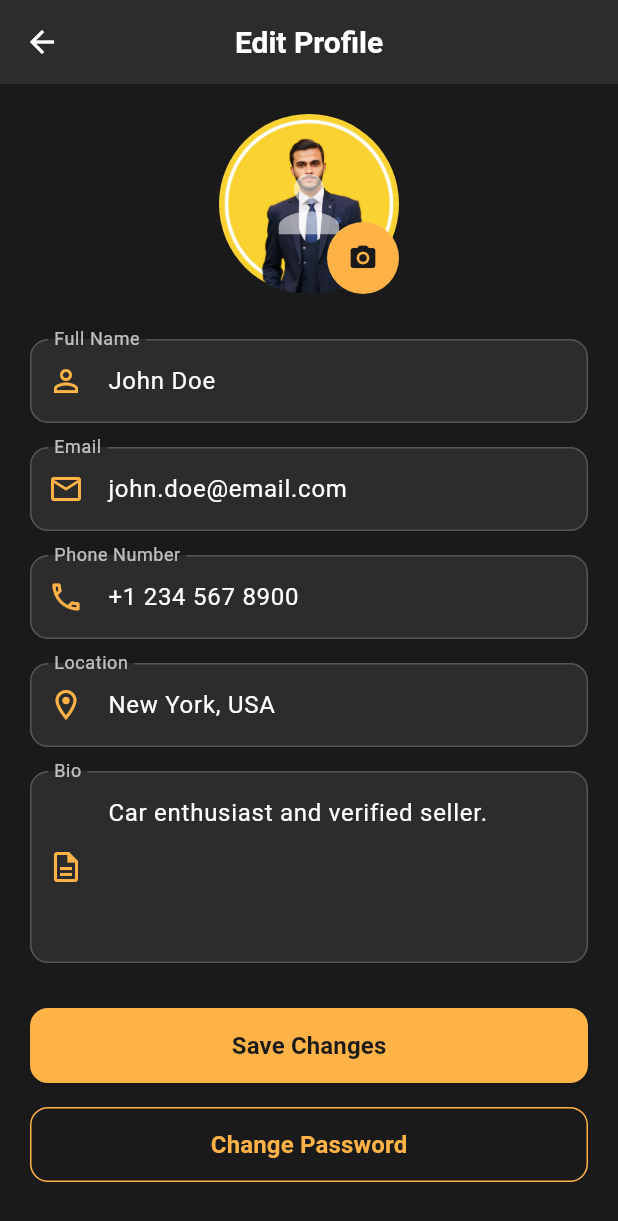
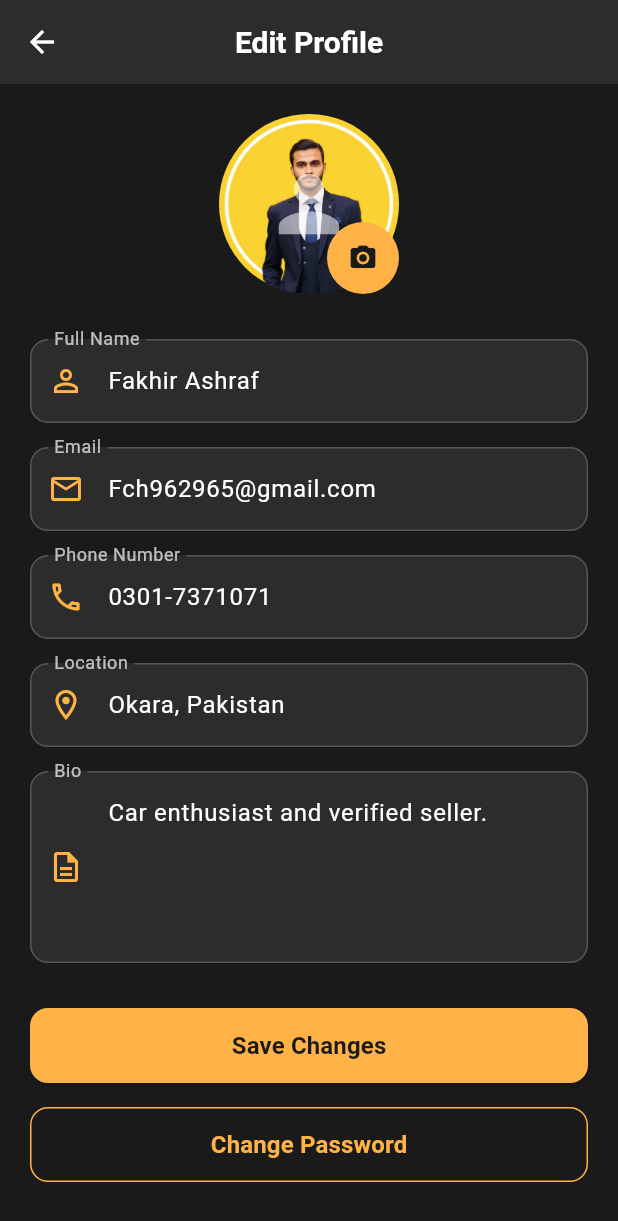
Before and after one commit to FakharCh24/autohub, a Flutter app: the EditProfilePage screen opened directly, on a phone screen of 412 x 824 dp. Shown: the top 1221 px of the screen. Run offline on Flutter 3.47's test engine with Material 3 defaults, Android fonts, the phone set to English and light mode, and no system bars; our stand-ins replace image_picker, pin_code_fields, shared_preferences, sqflite; accounts and stored records are empty.

Commit message:
Update user details and clean up commented code in various screens

```diff
--- a/lib/screens/chat/chatpage.dart
+++ b/lib/screens/chat/chatpage.dart
@@ -473,7 +473,6 @@ class _ChatPageState extends State<ChatPage> {
                 child: IconButton(
                   onPressed: () {
                     if (_messageController.text.isNotEmpty) {
-                      // Send message logic here
                       _messageController.clear();
                     }
                   },
--- a/lib/screens/home/browse/comparison_results_screen.dart
+++ b/lib/screens/home/browse/comparison_results_screen.dart
@@ -12,7 +12,6 @@ class ComparisonResultsScreen extends StatefulWidget {
 }
 
 class _ComparisonResultsScreenState extends State<ComparisonResultsScreen> {
-  // Simplified comparison categories
   final List<Map<String, dynamic>> _comparisonCategories = [
     {
       'title': 'Basic Information',
@@ -64,12 +63,10 @@ class _ComparisonResultsScreenState extends State<ComparisonResultsScreen> {
           ? _buildInsufficientCarsMessage()
           : Column(
               children: [
-                // Car Headers
                 _buildCarHeaders(),
 
                 const Divider(thickness: 1, color: Color(0xFF2C2C2C)),
 
-                // Comparison Table
                 Expanded(
                   child: SingleChildScrollView(
                     child: Column(
@@ -89,7 +86,6 @@ class _ComparisonResultsScreenState extends State<ComparisonResultsScreen> {
       height: 220,
       child: Row(
         children: [
-          // Empty cell for labels
           Container(
             width: 120,
             padding: const EdgeInsets.all(8),
@@ -104,8 +100,6 @@ class _ComparisonResultsScreenState extends State<ComparisonResultsScreen> {
               ),
             ),
           ),
-
-          // Car cards
           ...widget.carsToCompare.map((car) {
             return Expanded(
               child: Container(
--- a/lib/screens/home/car_detail_page.dart
+++ b/lib/screens/home/car_detail_page.dart
@@ -404,7 +404,7 @@ class _CarDetailPageState extends State<CarDetailPage> {
                                 crossAxisAlignment: CrossAxisAlignment.start,
                                 children: [
                                   const Text(
-                                    'John Doe',
+                                    'Fakhir Ashraf',
                                     style: TextStyle(
                                       color: Colors.white,
                                       fontSize: 16,
--- a/lib/screens/home/filter/advanced_filter_screen.dart
+++ b/lib/screens/home/filter/advanced_filter_screen.dart
@@ -9,7 +9,7 @@ class AdvancedFilterScreen extends StatefulWidget {
 
 class _AdvancedFilterScreenState extends State<AdvancedFilterScreen> {
   RangeValues _priceRange = const RangeValues(0, 20000000);
-  RangeValues _yearRange = const RangeValues(2000, 2024);
+  RangeValues _yearRange = const RangeValues(1990, 2024);
   RangeValues _mileageRange = const RangeValues(0, 200000);
 
   List<String> selectedBrands = [];
@@ -59,7 +59,6 @@ class _AdvancedFilterScreenState extends State<AdvancedFilterScreen> {
               child: Column(
                 crossAxisAlignment: CrossAxisAlignment.start,
                 children: [
-                  // Price Range
                   _buildSectionHeader('Price Range (PKR)'),
                   _buildRangeSlider(
                     _priceRange,
@@ -338,7 +337,7 @@ class _AdvancedFilterScreenState extends State<AdvancedFilterScreen> {
   void _resetFilters() {
     setState(() {
       _priceRange = const RangeValues(0, 20000000);
-      _yearRange = const RangeValues(2000, 2024);
+      _yearRange = const RangeValues(1990, 2024);
       _mileageRange = const RangeValues(0, 200000);
       selectedBrands.clear();
       selectedCategories.clear();
--- a/lib/screens/profile/edit_profile_page.dart
+++ b/lib/screens/profile/edit_profile_page.dart
@@ -9,10 +9,10 @@ class EditProfilePage extends StatefulWidget {
 
 class _EditProfilePageState extends State<EditProfilePage> {
   final _formKey = GlobalKey<FormState>();
-  final _nameController = TextEditingController(text: 'John Doe');
-  final _emailController = TextEditingController(text: 'john.doe@email.com');
-  final _phoneController = TextEditingController(text: '+1 234 567 8900');
-  final _locationController = TextEditingController(text: 'New York, USA');
+  final _nameController = TextEditingController(text: 'Fakhir Ashraf');
+  final _emailController = TextEditingController(text: 'Fch962965@gmail.com');
+  final _phoneController = TextEditingController(text: '0301-7371071');
+  final _locationController = TextEditingController(text: 'Okara, Pakistan');
   final _bioController = TextEditingController(
     text: 'Car enthusiast and verified seller.',
   );
--- a/lib/screens/reviews/reviews_screen.dart
+++ b/lib/screens/reviews/reviews_screen.dart
@@ -17,7 +17,7 @@ class _ReviewsScreenState extends State<ReviewsScreen> {
   // Sample reviews data
   final List<Map<String, dynamic>> _reviews = [
     {
-      'userName': 'John Doe',
+      'userName': 'Fakhir Ashraf',
       'userImage': 'assets/images/Profile.jpg',
       'rating': 5,
       'date': 'Nov 5, 2025',
```
Also changed, not shown: lib/screens/home/browse/compare_cars.dart (+39 -39 lines), lib/screens/home/search_result_page.dart (+0 -16 lines), lib/screens/profile/dealer_profile_screen.dart (+6 -2 lines), lib/screens/profile/profilepage.dart (+5 -2 lines).
